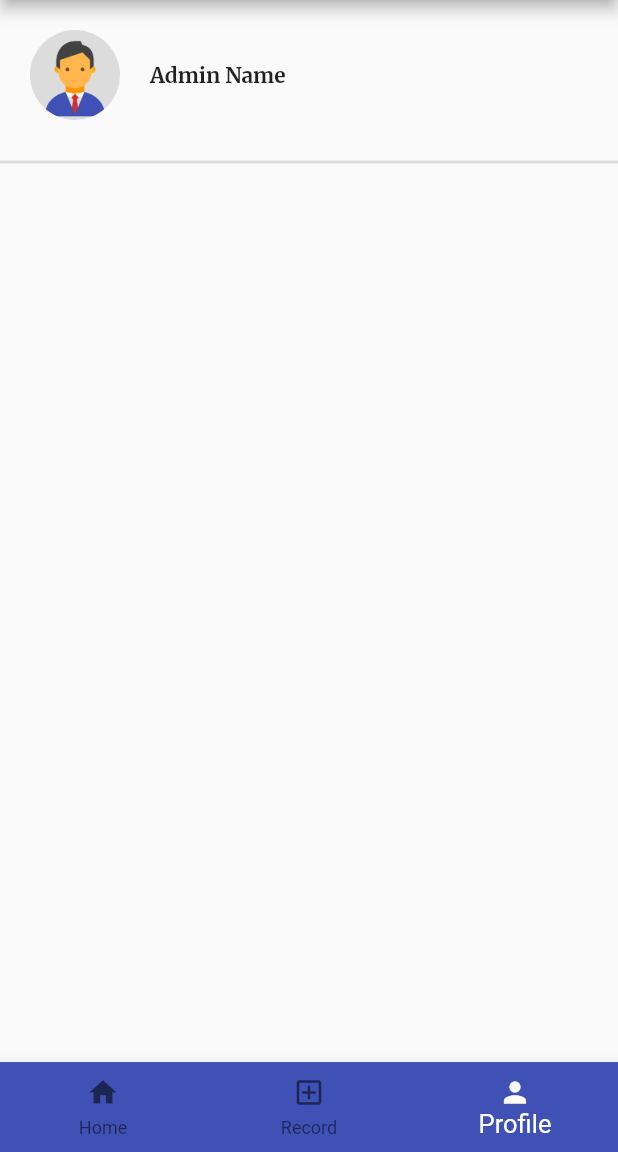
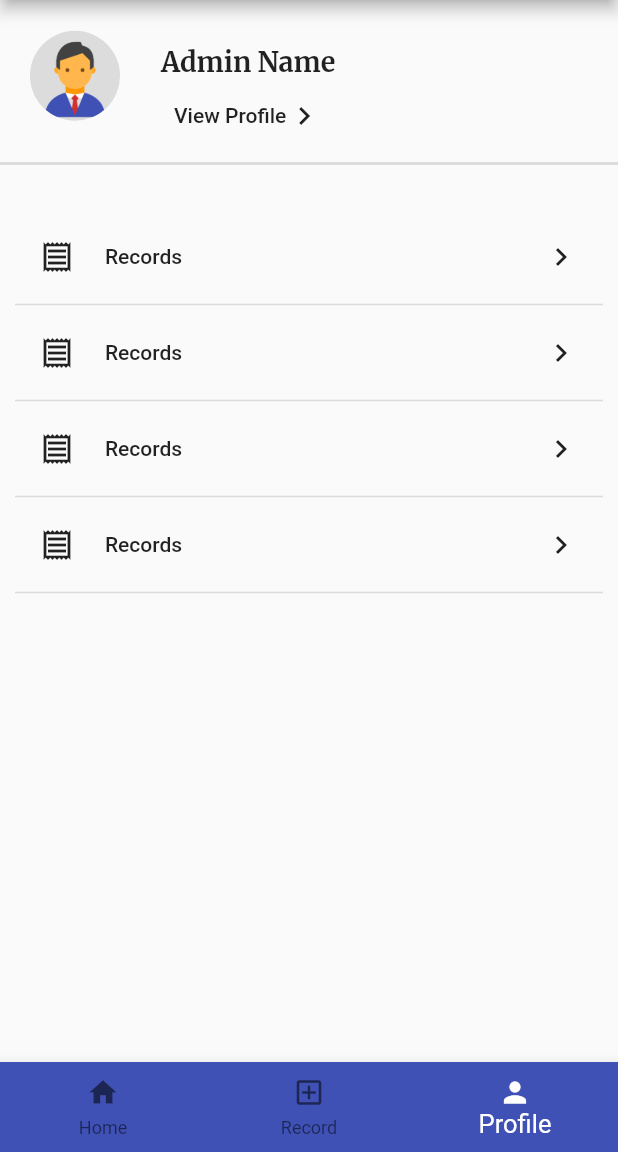
Before and after one commit to muhammadabdullah7650/vehicle_maintainance, a Flutter app: the main_page screen opened directly, item 3 of the bottom bar chosen, on a phone screen of 412 x 824 dp, the part 84-1236 px from its top. Run offline on Flutter 3.47's test engine with Material 2 defaults, Android fonts, the phone set to English and light mode, and no system bars; our stand-ins replace animated_text_kit, carousel_slider, flutter_rating_bar, google_fonts.

Commit message:
Update admin_profile.dart

```diff
--- a/lib/Admin/Screens/Main/admin_profile.dart
+++ b/lib/Admin/Screens/Main/admin_profile.dart
@@ -29,12 +29,82 @@ class _admin_profileState extends State<admin_profile> {
            ),
             Column(
               children: [
-                Text("Admin Name",style: GoogleFonts.merriweather(fontWeight: FontWeight.bold,fontSize: 14),),
+                SizedBox(height: 30,),
+                Text("Admin Name",style: GoogleFonts.merriweather(fontWeight: FontWeight.bold,fontSize: 18),),
+                FlatButton(
+                  onPressed: () => {},
+                  child: Row(
+                    children: <Widget>[
+                      Text("View Profile"),
+                      Icon(Icons.navigate_next),
+                    ],
+                  ),
+                ),
               ],
             ),
           ],
         ),
         Divider(thickness: 2,),
+        SizedBox(height: 20,),
+        Container(
+          padding: EdgeInsets.all(10),
+          child: Column(
+            children: [
+              FlatButton(
+                onPressed: () => {},
+                child:Row(
+                  children: [
+                    Icon(Icons.receipt_outlined),
+                    SizedBox(width: 20,),
+                    Text("Records"),
+                    Spacer(),
+                    Icon(Icons.navigate_next)
+                  ],
+                )
+              ),
+              Divider(thickness: 1,),
+              FlatButton(
+                  onPressed: () => {},
+                  child:Row(
+                    children: [
+                      Icon(Icons.receipt_outlined),
+                      SizedBox(width: 20,),
+                      Text("Records"),
+                      Spacer(),
+                      Icon(Icons.navigate_next)
+                    ],
+                  )
+              ),
+              Divider(thickness: 1,),
+              FlatButton(
+                  onPressed: () => {},
+                  child:Row(
+                    children: [
+                      Icon(Icons.receipt_outlined),
+                      SizedBox(width: 20,),
+                      Text("Records"),
+                      Spacer(),
+                      Icon(Icons.navigate_next)
+                    ],
+                  )
+              ),
+              Divider(thickness: 1,),
+              FlatButton(
+                  onPressed: () => {},
+                  child:Row(
+                    children: [
+                      Icon(Icons.receipt_outlined),
+                      SizedBox(width: 20,),
+                      Text("Records"),
+                      Spacer(),
+                      Icon(Icons.navigate_next)
+                    ],
+                  )
+              ),
+              Divider(thickness: 1,),
+            ],
+          ),
+        )
 
       ],
     );
```
